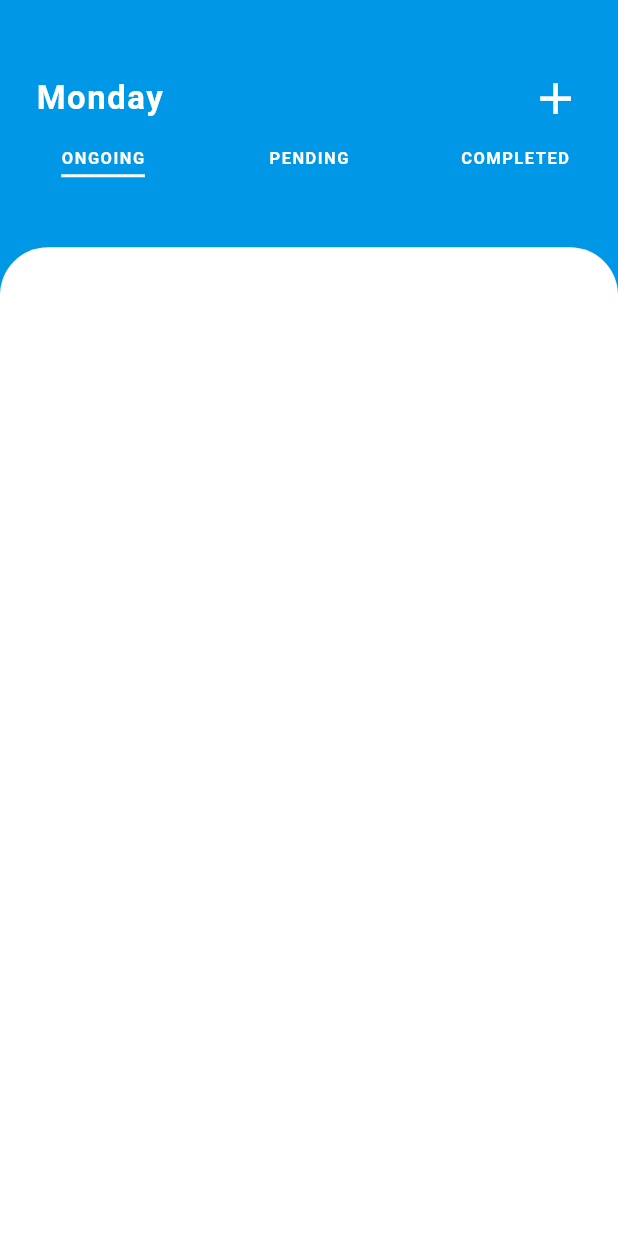
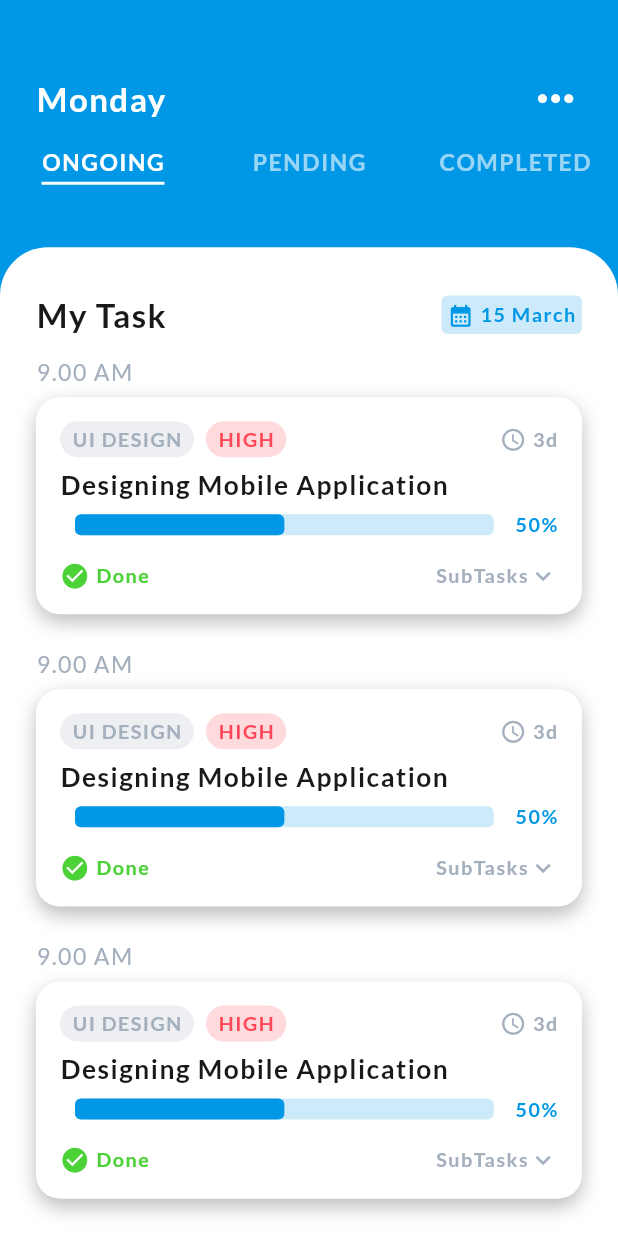
Before and after one commit to draxexx/plan_your_life, a Flutter app: the TasksScreen screen opened directly, on a phone screen of 412 x 824 dp. Run offline on Flutter 3.47's test engine with Material 2 defaults, Android fonts, the phone set to English and light mode, and no system bars; drawn by our look-alikes of percent_indicator; our stand-ins replace convex_bottom_bar, flutter_svg, font_awesome_flutter, get, sleek_circular_slider; Roboto replaces fonts that are missing (OpenSans).

Commit message:
create task screen and  task item

```diff
--- a/lib/index.dart
+++ b/lib/index.dart
@@ -16,6 +16,7 @@ export 'package:sleek_circular_slider/sleek_circular_slider.dart';
 export 'package:get/get.dart';
 export 'package:font_awesome_flutter/font_awesome_flutter.dart';
 export 'package:flutter_svg/flutter_svg.dart';
+export 'package:percent_indicator/percent_indicator.dart';
 // =============================================
 // ============ LOCAL FILES EXPORT =============
 // =============================================
--- a/lib/screens/index.dart
+++ b/lib/screens/index.dart
@@ -13,3 +13,5 @@ export './routines/widgets/top-bar/top_bar.dart';
 // Tasks Screen
 
 export './tasks/tasks_screen.dart';
+export './tasks/widgets/tasks_list.dart';
+export './tasks/widgets/task_item.dart';
--- a/lib/screens/routines/widgets/cards/card_item.dart
+++ b/lib/screens/routines/widgets/cards/card_item.dart
@@ -27,7 +27,7 @@ class CardItem extends StatelessWidget {
                       textBuilder(
                         AppLocalizations.of(context).translate("monday"),
                         color: MyColors.white,
-                        textType: TextType.header_2,
+                        textType: TextType.header_7,
                         shadows: shadow1,
                       ),
                       circularSlider(30, 90, 20, MyColors.white,
@@ -63,7 +63,7 @@ class CardItem extends StatelessWidget {
                     child: textBuilder(
                       "5",
                       color: Theme.of(context).primaryColor,
-                      textType: TextType.header_4,
+                      textType: TextType.header_6,
                     ),
                   ),
                   MyColors.white,
--- a/lib/screens/tasks/tasks_screen.dart
+++ b/lib/screens/tasks/tasks_screen.dart
@@ -11,7 +11,15 @@ class _TasksScreenState extends State<TasksScreen>
     with TickerProviderStateMixin {
   TabController? _tabController;
 
-  final int _activeIndex = 0;
+  int _activeIndex = 0;
+
+  void _setActiveIndex() {
+    _tabController!.addListener(() {
+      setState(() {
+        _activeIndex = _tabController!.index;
+      });
+    });
+  }
 
   void _setTabBar() {
     _tabController = TabController(
@@ -19,6 +27,8 @@ class _TasksScreenState extends State<TasksScreen>
       vsync: this,
       initialIndex: _activeIndex,
     );
+
+    _setActiveIndex();
   }
 
   @override
@@ -49,11 +59,11 @@ class _TasksScreenState extends State<TasksScreen>
                   children: [
                     textBuilder(
                       "Monday",
-                      textType: TextType.header_1,
+                      textType: TextType.header_3,
                       color: Theme.of(context).hintColor,
                     ),
                     CustomAppIcon(
-                      icon: Icons.add,
+                      icon: Icons.more_horiz,
                       onPressed: () {},
                       color: Theme.of(context).scaffoldBackgroundColor,
                       size: 32,
@@ -70,18 +80,27 @@ class _TasksScreenState extends State<TasksScreen>
                 tabs: [
                   textBuilder(
                     "ONGOING",
-                    color: Theme.of(context).hintColor,
+                    color: _activeIndex == 0
+                        ? Theme.of(context).hintColor
+                        : Theme.of(context).unselectedWidgetColor,
                     fontWeight: FontWeight.w700,
+                    textType: TextType.header_4,
                   ),
                   textBuilder(
                     "PENDING",
-                    color: Theme.of(context).hintColor,
+                    color: _activeIndex == 1
+                        ? Theme.of(context).hintColor
+                        : Theme.of(context).unselectedWidgetColor,
                     fontWeight: FontWeight.w700,
+                    textType: TextType.header_4,
                   ),
                   textBuilder(
                     "COMPLETED",
-                    color: Theme.of(context).hintColor,
+                    color: _activeIndex == 2
+                        ? Theme.of(context).hintColor
+                        : Theme.of(context).unselectedWidgetColor,
                     fontWeight: FontWeight.w700,
+                    textType: TextType.header_4,
                   ),
                 ],
               ),
@@ -99,10 +118,10 @@ class _TasksScreenState extends State<TasksScreen>
               ),
               child: TabBarView(
                 controller: _tabController,
-                children: [
-                  Container(),
-                  Container(),
-                  Container(),
+                children: const [
+                  TasksList(),
+                  TasksList(),
+                  TasksList(),
                 ],
               ),
             ),
--- /dev/null
+++ b/lib/screens/tasks/widgets/task_item.dart
@@ -0,0 +1,128 @@
+import '../../../index.dart';
+
+class TaskItem extends StatelessWidget {
+  const TaskItem({super.key});
+
+  @override
+  Widget build(BuildContext context) {
+    return Container(
+      margin: const EdgeInsets.only(left: 24, right: 24, bottom: 24),
+      child: Column(
+        crossAxisAlignment: CrossAxisAlignment.start,
+        children: [
+          textBuilder(
+            "9.00 AM",
+            textType: TextType.subText2,
+            color: Theme.of(context).disabledColor,
+          ),
+          const SizedBox(height: 8),
+          Container(
+            padding: const EdgeInsets.all(16),
+            decoration: BoxDecoration(
+              borderRadius: cardBorderRadius,
+              boxShadow: boxShadow1,
+              color: Theme.of(context).scaffoldBackgroundColor,
+            ),
+            child: Column(
+              crossAxisAlignment: CrossAxisAlignment.start,
+              children: [
+                Row(
+                  mainAxisAlignment: MainAxisAlignment.spaceBetween,
+                  children: [
+                    const Row(
+                      children: [
+                        Label(text: "UI DESIGN"),
+                        SizedBox(width: 8),
+                        Label(
+                            text: "HIGH",
+                            color: MyColors.red20,
+                            textColor: MyColors.red),
+                      ],
+                    ),
+                    Row(
+                      children: [
+                        CustomAppIcon(
+                          icon: Icons.watch_later_outlined,
+                          size: 16,
+                          color: Theme.of(context).disabledColor,
+                        ),
+                        const SizedBox(width: 4),
+                        textBuilder(
+                          "3d",
+                          textType: TextType.subText1,
+                          color: Theme.of(context).disabledColor,
+                        ),
+                      ],
+                    ),
+                  ],
+                ),
+                const SizedBox(height: 8),
+                textBuilder(
+                  "Designing Mobile Application",
+                  textType: TextType.header_5,
+                ),
+                const SizedBox(height: 8),
+                Row(
+                  children: [
+                    Expanded(
+                      child: LinearPercentIndicator(
+                        lineHeight: 14.0,
+                        percent: 0.5,
+                        backgroundColor:
+                            Theme.of(context).dialogBackgroundColor,
+                        progressColor: Theme.of(context).primaryColor,
+                        barRadius: const Radius.circular(4),
+                        animation: true,
+                      ),
+                    ),
+                    const SizedBox(width: 4),
+                    textBuilder(
+                      "50%",
+                      textType: TextType.subText1,
+                      color: Theme.of(context).primaryColor,
+                    ),
+                  ],
+                ),
+                const SizedBox(height: 16),
+                Row(
+                  mainAxisAlignment: MainAxisAlignment.spaceBetween,
+                  children: [
+                    Row(
+                      children: [
+                        const CustomAppIcon(
+                          icon: Icons.check_circle,
+                          color: MyColors.green,
+                          size: 18,
+                        ),
+                        const SizedBox(width: 4),
+                        textBuilder(
+                          "Done",
+                          color: MyColors.green,
+                          textType: TextType.subText1,
+                        ),
+                      ],
+                    ),
+                    Row(
+                      children: [
+                        textBuilder(
+                          "SubTasks",
+                          textType: TextType.subText1,
+                          color: MyColors.grayLight,
+                        ),
+                        const CustomAppIcon(
+                          icon: Icons.keyboard_arrow_down,
+                          color: MyColors.grayLight,
+                          size: 18,
+                        ),
+                      ],
+                    ),
+                  ],
+                ),
+              ],
+            ),
+          ),
+        ],
+      ),
+    );
+  }
+}
--- /dev/null
+++ b/lib/screens/tasks/widgets/tasks_list.dart
@@ -0,0 +1,52 @@
+import '../../../index.dart';
+
+class TasksList extends StatelessWidget {
+  const TasksList({super.key});
+
+  @override
+  Widget build(BuildContext context) {
+    return SingleChildScrollView(
+      child: Column(
+        children: [
+          const SizedBox(height: 32),
+          Padding(
+            padding: const EdgeInsets.symmetric(horizontal: 24),
+            child: Row(
+              mainAxisAlignment: MainAxisAlignment.spaceBetween,
+              children: [
+                textBuilder(
+                  "My Task",
+                  textType: TextType.header_3,
+                ),
+                Container(
+                  padding: const EdgeInsets.all(4),
+                  decoration: BoxDecoration(
+                    color: Theme.of(context).dialogBackgroundColor,
+                    borderRadius: BorderRadius.circular(4),
+                  ),
+                  child: Row(
+                    children: [
+                      CustomAppIcon(
+                        icon: Icons.calendar_month,
+                        color: Theme.of(context).primaryColor,
+                        size: 16,
+                      ),
+                      const SizedBox(width: 4),
+                      textBuilder(
+                        "15 March",
+                        textType: TextType.subText1,
+                        color: Theme.of(context).primaryColor,
+                      ),
+                    ],
+                  ),
+                ),
+              ],
+            ),
+          ),
+          const SizedBox(height: 16),
+          for (int i = 0; i < 3; i++) const TaskItem(),
+        ],
+      ),
+    );
+  }
+}
--- a/lib/utils/colors.dart
+++ b/lib/utils/colors.dart
@@ -1,10 +1,21 @@
 import '../index.dart';
 
 abstract class MyColors {
-  static const Color white = Color(0xFFFFFFFF);
-  static const Color black = Color(0xFF191919);
-  static const Color green = Color(0xFF2ecc71);
+  static const white = Color(0xFFFFFFFF);
+  static const white60 = Color(0x99FFFFFF);
+  static const black = Color(0xFF191919);
+  static const green = Color(0xFF4CD137);
   static const darkBlue = Color(0xFF007DBF);
   static const midBlue = Color(0xFF0097E6);
+  static const midBlue80 = Color(0xCC0097E6);
+  static const midBlue20 = Color(0x330097E6);
   static const blue = Color(0xFF00A8FF);
+  static const grayLight = Color(0xFFA4B0BE);
+  static const grayLight20 = Color(0x33A4B0BE);
+  static const red = Color(0xFFFF4757);
+  static const red20 = Color(0x33FF4757);
+  static const orange = Color(0xFFF39C12);
+  static const orange20 = Color(0x33F39C12);
+  static const purple = Color(0xFFBE2EDD);
+  static const purple20 = Color(0x20BE2EDD);
 }
--- a/lib/utils/enums.dart
+++ b/lib/utils/enums.dart
@@ -3,9 +3,14 @@ enum TextType {
   header_2,
   header_3,
   header_4,
+  header_5,
+  header_6,
+  header_7,
   body_1,
   subText1,
   subText2,
+  subText3,
+  subText4,
   defaultText,
   buttonText,
   textButton,
--- a/lib/utils/text_builder.dart
+++ b/lib/utils/text_builder.dart
@@ -41,24 +41,45 @@ TextParameterModel _textParameter(TextType textType) {
       );
     case TextType.header_2:
       return const TextParameterModel(
-        fontSize: 35,
+        fontSize: 22,
         lineHeight: 0,
         letterSpacing: 1,
         fontWeight: FontWeight.w700,
       );
     case TextType.header_3:
       return const TextParameterModel(
-        fontSize: 18,
+        fontSize: 20,
         lineHeight: 0,
         letterSpacing: 1,
         fontWeight: FontWeight.w700,
       );
     case TextType.header_4:
       return const TextParameterModel(
+        fontSize: 14,
+        lineHeight: 0,
+        letterSpacing: 1,
+        fontWeight: FontWeight.w700,
+      );
+    case TextType.header_5:
+      return const TextParameterModel(
+        fontSize: 16,
+        lineHeight: 0,
+        letterSpacing: 1,
+        fontWeight: FontWeight.w700,
+      );
+    case TextType.header_6:
+      return const TextParameterModel(
         fontSize: 45,
         lineHeight: 0,
         letterSpacing: 1,
-        fontWeight: FontWeight.w900,
+        fontWeight: FontWeight.w700,
+      );
+    case TextType.header_7:
+      return const TextParameterModel(
+        fontSize: 35,
+        lineHeight: 0,
+        letterSpacing: 1,
+        fontWeight: FontWeight.w700,
       );
     case TextType.body_1:
       return const TextParameterModel(
@@ -69,17 +90,31 @@ TextParameterModel _textParameter(TextType textType) {
       );
     case TextType.subText1:
       return const TextParameterModel(
-        fontSize: 15,
+        fontSize: 12,
         lineHeight: 0,
         letterSpacing: 1,
-        fontWeight: FontWeight.w300,
+        fontWeight: FontWeight.w700,
       );
     case TextType.subText2:
+      return const TextParameterModel(
+        fontSize: 14,
+        lineHeight: 0,
+        letterSpacing: 1,
+        fontWeight: FontWeight.w500,
+      );
+    case TextType.subText3:
       return const TextParameterModel(
         fontSize: 10,
         lineHeight: 0,
         letterSpacing: 1,
-        fontWeight: FontWeight.w300,
+        fontWeight: FontWeight.w400,
+      );
+    case TextType.subText4:
+      return const TextParameterModel(
+        fontSize: 8,
+        lineHeight: 0,
+        letterSpacing: 1,
+        fontWeight: FontWeight.w400,
       );
     case TextType.textButton:
       return const TextParameterModel(
--- a/lib/utils/theme.dart
+++ b/lib/utils/theme.dart
@@ -2,12 +2,15 @@ import '../index.dart';
 
 ThemeData blueTheme() {
   return ThemeData(
-    fontFamily: "OpenSans",
+    fontFamily: "Lato",
     primaryColor: MyColors.midBlue,
     primaryColorDark: MyColors.darkBlue,
     primaryColorLight: MyColors.blue,
     scaffoldBackgroundColor: MyColors.white,
     hintColor: MyColors.white,
+    dialogBackgroundColor: MyColors.midBlue20,
+    disabledColor: MyColors.grayLight,
+    unselectedWidgetColor: MyColors.white60,
   );
 }
 
--- a/lib/widgets/custom_border_radius.dart
+++ b/lib/widgets/custom_border_radius.dart
@@ -4,3 +4,5 @@ BorderRadiusGeometry? topBorderRadius = const BorderRadius.only(
   topRight: Radius.circular(32),
   topLeft: Radius.circular(32),
 );
+
+BorderRadiusGeometry? cardBorderRadius = BorderRadius.circular(16);
--- /dev/null
+++ b/lib/widgets/custom_box_shadows.dart
@@ -0,0 +1,9 @@
+import '../index.dart';
+
+List<BoxShadow>? boxShadow1 = const [
+  BoxShadow(
+    color: Colors.black26,
+    blurRadius: 10,
+    offset: Offset(0, 5),
+  ),
+];
--- a/lib/widgets/index.dart
+++ b/lib/widgets/index.dart
@@ -8,3 +8,5 @@ export './custom_app_icon.dart';
 export './custom_app_image.dart';
 export './custom_circle_icon_button.dart';
 export './loading_spinner.dart';
+export './custom_box_shadows.dart';
+export './label.dart';
--- /dev/null
+++ b/lib/widgets/label.dart
@@ -0,0 +1,30 @@
+import '../index.dart';
+
+class Label extends StatelessWidget {
+  const Label({
+    super.key,
+    required this.text,
+    this.color = MyColors.grayLight20,
+    this.textColor = MyColors.grayLight,
+  });
+
+  final String text;
+  final Color color;
+  final Color textColor;
+
+  @override
+  Widget build(BuildContext context) {
+    return Container(
+      padding: const EdgeInsets.symmetric(vertical: 4, horizontal: 8),
+      decoration: BoxDecoration(
+        color: color,
+        borderRadius: BorderRadius.circular(16),
+      ),
+      child: textBuilder(
+        text,
+        textType: TextType.subText1,
+        color: textColor,
+      ),
+    );
+  }
+}
```
Also changed, not shown: pubspec.yaml (+11 -6 lines), assets/fonts/Lato-Bold.ttf (added), assets/fonts/Lato-Italic.ttf (added), assets/fonts/Lato-Light.ttf (added), assets/fonts/Lato-Regular.ttf (added), assets/fonts/Lato-Thin.ttf (added), pubspec.lock.
